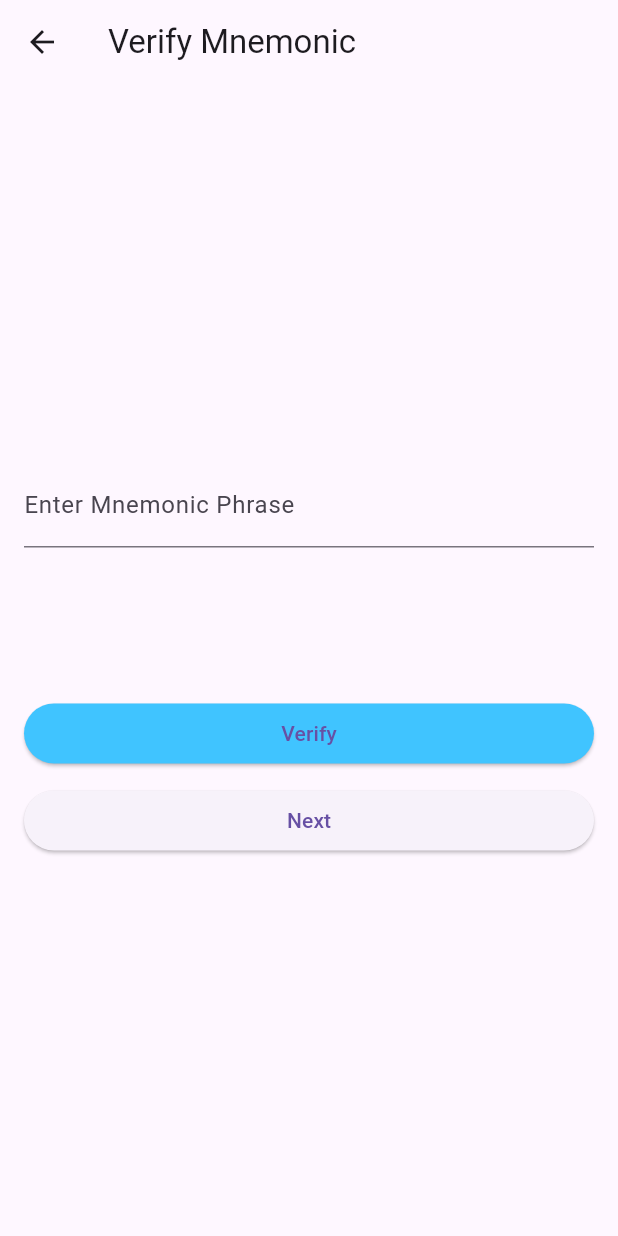
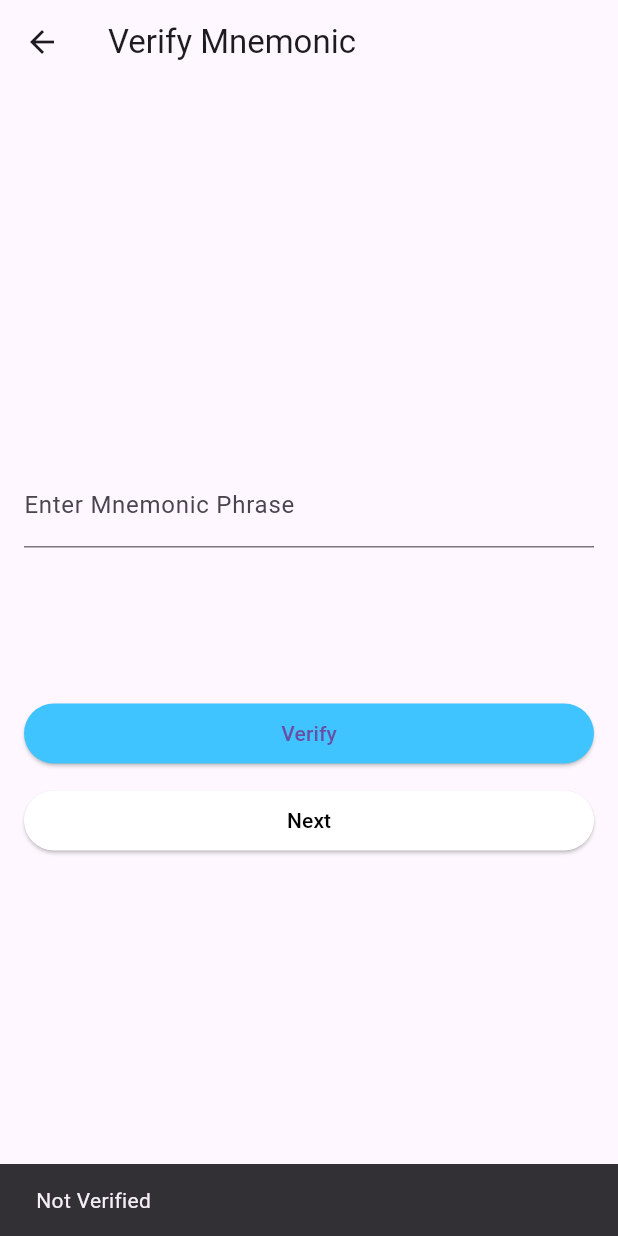
Before and after one commit to skwasimrazzak/oblix-wallet, a Flutter app: the VerifyMnemonicScreen screen opened directly with empty values, after a tap on "Next", on a phone screen of 412 x 824 dp. Run offline on Flutter 3.47's test engine with Material 3 defaults, Android fonts, the phone set to English and light mode, and no system bars; our stand-ins replace hex, shared_preferences; missing offline and left inert: bip39, ed25519_hd_key, web3dart; accounts and stored records are empty.

Commit message:
Code Refining

```diff
--- a/lib/verify_mnemonic_screen.dart
+++ b/lib/verify_mnemonic_screen.dart
@@ -15,22 +15,21 @@ class _VerifyMnemonicScreenState extends State<VerifyMnemonicScreen> {
   bool isVerified = false;
   String verificationText = '';
   void verifyMnemonics() {
-    print('lets see');
     final walletProvider = Provider.of<WalletProvider>(context, listen: false);
-    print('1.${verificationText}');
-    print('2. ${widget.mnemonic.trim()}');
+
     if (verificationText.trim() == widget.mnemonic.trim()) {
-      print('good going');
       walletProvider.getPrivateKey(widget.mnemonic).then((privateKey) {
         setState(() {
           isVerified = true;
         });
       });
-      if (isVerified == true) {
-        ScaffoldMessenger.of(
-          context,
-        ).showSnackBar(SnackBar(content: Text('Verification Complete')));
-      }
+    } else {
+      isVerified = false;
+    }
+    if (isVerified == true) {
+      ScaffoldMessenger.of(
+        context,
+      ).showSnackBar(SnackBar(content: Text('Verification Complete')));
     }
   }
 
@@ -62,7 +61,6 @@ class _VerifyMnemonicScreenState extends State<VerifyMnemonicScreen> {
             SizedBox(height: 100.0),
             ElevatedButton(
               onPressed: () {
-                print(verificationText);
                 verifyMnemonics();
               },
               style: ElevatedButton.styleFrom(
@@ -73,8 +71,16 @@ class _VerifyMnemonicScreenState extends State<VerifyMnemonicScreen> {
             SizedBox(height: 10.0),
             ElevatedButton(
               onPressed: () {
-                isVerified ? navigateToWallet() : print('nope');
+                isVerified
+                    ? navigateToWallet()
+                    : ScaffoldMessenger.of(
+                        context,
+                      ).showSnackBar(SnackBar(content: Text('Not Verified')));
               },
+              style: ElevatedButton.styleFrom(
+                backgroundColor: Colors.white,
+                foregroundColor: Colors.black,
+              ),
               child: Text('Next'),
             ),
           ],
--- a/lib/wallet_provider.dart
+++ b/lib/wallet_provider.dart
@@ -1,7 +1,6 @@
 import 'package:flutter/foundation.dart';
 import 'package:shared_preferences/shared_preferences.dart';
 import 'package:web3dart/web3dart.dart';
-import 'package:bip39_mnemonic/bip39_mnemonic.dart';
 import 'package:bip39/bip39.dart' as bip39;
 import 'package:ed25519_hd_key/ed25519_hd_key.dart';
 import 'package:hex/hex.dart';
--- a/lib/welcome_screen.dart
+++ b/lib/welcome_screen.dart
@@ -1,14 +1,11 @@
 import 'package:flutter/material.dart';
 import 'package:oblix_wallet/generate_mnemonic_screen.dart';
-import 'package:oblix_wallet/wallet_provider.dart';
-import 'package:provider/provider.dart';
 
 class WelcomeScreen extends StatelessWidget {
   const WelcomeScreen({super.key});
 
   @override
   Widget build(BuildContext context) {
-    final walletProvider = Provider.of<WalletProvider>(context);
     return Scaffold(
       appBar: AppBar(title: Text('Oblix Wallet'), centerTitle: true),
       body: Center(
```
